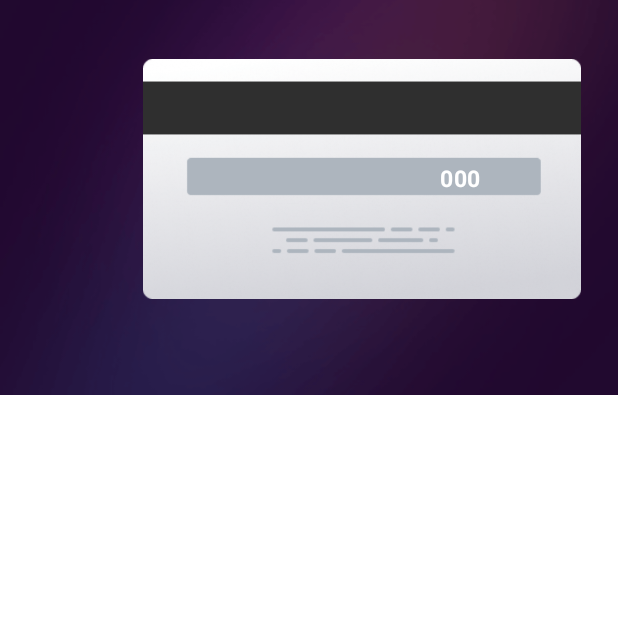
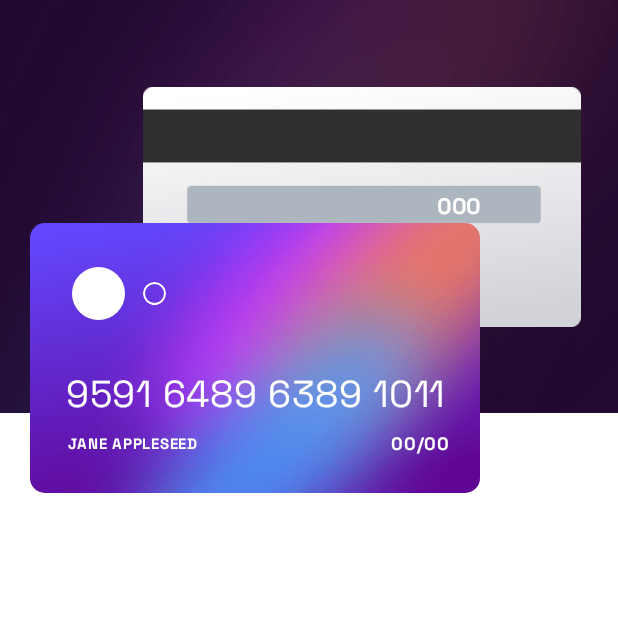
Before and after one commit to maykon3/my-bank, an Android app built with Jetpack Compose: the screen it shows after launch (MainActivity), on a phone screen of 412 x 824 dp, the top half of it. Run offline under Robolectric (Android 15) with nearby library versions, the phone set to English and light mode, and no system bars.

Commit message:
style: criação do cartão parte da frente, e adição de font

```diff
--- a/app/src/main/java/com/example/mybank/MainActivity.kt
+++ b/app/src/main/java/com/example/mybank/MainActivity.kt
@@ -5,31 +5,41 @@ import android.text.Layout
 import androidx.activity.ComponentActivity
 import androidx.activity.compose.setContent
 import androidx.activity.enableEdgeToEdge
+import androidx.compose.foundation.BorderStroke
 import androidx.compose.foundation.background
 import androidx.compose.foundation.layout.Arrangement
 import androidx.compose.foundation.layout.Box
 import androidx.compose.foundation.layout.Column
+import androidx.compose.foundation.layout.Row
+import androidx.compose.foundation.layout.Spacer
 import androidx.compose.foundation.layout.fillMaxSize
 import androidx.compose.foundation.layout.fillMaxWidth
 import androidx.compose.foundation.layout.height
+import androidx.compose.foundation.layout.offset
 import androidx.compose.foundation.layout.padding
 import androidx.compose.foundation.layout.size
 import androidx.compose.foundation.layout.width
+import androidx.compose.foundation.layout.widthIn
+import androidx.compose.foundation.shape.RoundedCornerShape
 import androidx.compose.material3.Card
+import androidx.compose.material3.CardDefaults
 import androidx.compose.material3.Scaffold
 import androidx.compose.material3.Text
 import androidx.compose.runtime.Composable
 import androidx.compose.ui.Alignment
 import androidx.compose.ui.Modifier
+import androidx.compose.ui.draw.clip
 import androidx.compose.ui.draw.paint
 import androidx.compose.ui.graphics.Color
 import androidx.compose.ui.layout.ContentScale
 import androidx.compose.ui.res.painterResource
 import androidx.compose.ui.text.font.FontWeight
+import androidx.compose.ui.text.style.TextAlign
 import androidx.compose.ui.tooling.preview.Preview
 import androidx.compose.ui.unit.dp
 import androidx.compose.ui.unit.sp
 import com.example.mybank.ui.theme.MyBankTheme
+import com.example.mybank.ui.theme.spaceFont
 
 class MainActivity : ComponentActivity() {
     override fun onCreate(savedInstanceState: Bundle?) {
@@ -55,44 +65,142 @@ fun Inicio() {
         Box(
             modifier = Modifier
                 .fillMaxWidth()
+                .height(275.dp)
                 .paint(
                     painterResource(id = R.drawable.bg_main_mobile),
                     contentScale = ContentScale.Crop
-                    )
+                )
 
         ) {
-            Box (
+            Box(
                 modifier = Modifier
                     .align(Alignment.Center)
                     .padding(start = 70.dp)
-                    .padding(bottom = 25.dp)
                     .size(160.dp)
                     .paint(
                         painterResource(id = R.drawable.bg_card_back),
                         contentScale = ContentScale.Crop
                     )
 
-            ){
+            ) {
                 Text(
                     "000",
                     fontSize = 15.sp,
                     color = Color.White,
+                    fontFamily = spaceFont,
                     fontWeight = FontWeight.Bold,
                     modifier = Modifier
                         .align(Alignment.CenterEnd)
                 )
+            }
+            Box(
+                modifier = Modifier
+                    .align(Alignment.BottomStart)
+                    .padding(start = 20.dp)
+                    .offset(y = 53.dp)
 
-            }
 
-            Card (){
-
+            ){
+                CardFront(name = "Jane Appleseed", cardNumber = "9591 6489 6389 1011", expDate = "00/00")
             }
 
         }
 
     }
+}
+
+@Composable
+fun CardFront(cardNumber : String, name : String,  expDate : String) {
+        Box(
+            modifier = Modifier
+                .width(300.dp)
+                .height(180.dp)
+                .clip(shape = RoundedCornerShape(10.dp))
+                .paint(
+                    painterResource(id = R.drawable.bg_card_front),
+                    contentScale = ContentScale.Crop
+                ),
+            contentAlignment = Alignment.Center
+        ) {
+            Column(
+                Modifier.widthIn(100.dp , 300.dp)
+
+            ) {
+                Row(
+                    verticalAlignment = Alignment.CenterVertically,
+                    modifier = Modifier.padding(8.dp)
+
+                ) {
+                    Card(
+                        modifier = Modifier
+                            .size(35.dp)
+                            .clip(shape = RoundedCornerShape(50.dp)),
+                        colors = CardDefaults.cardColors(Color.White)
+                    ) {}
+
+                    Spacer(modifier = Modifier.width(12.dp))
+
+                    Card(
+                        modifier = Modifier
+                            .size(15.dp)
+                            .clip(shape = RoundedCornerShape(50.dp)),
+                        colors = CardDefaults.cardColors(Color.Transparent),
+                        border = BorderStroke(1.3.dp, Color.White)
+
+                    ) {}
+
+                }
+
+                Spacer(modifier = Modifier.padding(top = 25.dp))
+
+                Text(
+                    cardNumber,
+                    fontSize = 25.sp,
+                    fontFamily = spaceFont,
+                    color = Color.White,
+                    textAlign = TextAlign.Center,
+                    modifier = Modifier.align(Alignment.CenterHorizontally)
+                )
+
+                Spacer(modifier = Modifier.padding(top = 5.dp))
+
+                Row(
+                    modifier = Modifier.width(260.dp).padding(start = 5.dp),
+                    verticalAlignment = Alignment.CenterVertically,
+                    horizontalArrangement = Arrangement.SpaceBetween,
+
+                ){
+                    Text(
+                        name.uppercase(),
+                        fontSize = 10.sp,
+                        fontFamily = spaceFont,
+                        fontWeight = FontWeight.Bold,
+                        color = Color.White,
+                    )
+                    Text(
+                        expDate,
+                        fontSize = 12.sp,
+                        fontFamily = spaceFont,
+                        fontWeight = FontWeight.Bold,
+                        color = Color.White,
+                    )
+
+                }
+
+            }
+        }
+
 
 }
+
+@Preview
+@Composable
+fun Preview() {
+    MyBankTheme {
+        CardFront(name = "Jane Appleseed", cardNumber = "9591 6489 6389 1011", expDate = "00/00")
+    }
+}
+
 
 @Preview(showBackground = true)
 @Composable
--- a/app/src/main/java/com/example/mybank/ui/theme/Type.kt
+++ b/app/src/main/java/com/example/mybank/ui/theme/Type.kt
@@ -2,9 +2,11 @@ package com.example.mybank.ui.theme
 
 import androidx.compose.material3.Typography
 import androidx.compose.ui.text.TextStyle
+import androidx.compose.ui.text.font.Font
 import androidx.compose.ui.text.font.FontFamily
 import androidx.compose.ui.text.font.FontWeight
 import androidx.compose.ui.unit.sp
+import com.example.mybank.R
 
 // Set of Material typography styles to start with
 val Typography = Typography(
@@ -32,3 +34,11 @@ val Typography = Typography(
     )
     */
 )
+
+val spaceFont = FontFamily(
+    Font(R.font.spacegrotesk_regular, FontWeight.Normal),
+    Font(R.font.spacegrotesk_bold, FontWeight.Bold),
+    Font(R.font.spacegrotesk_semibold, FontWeight.SemiBold),
+    Font(R.font.spacegrotesk_medium, FontWeight.Medium),
+    Font(R.font.spacegrotesk_light, FontWeight.Light)
+)
```
Also changed, not shown: app/src/main/res/drawable/bg_card_front.png (added), app/src/main/res/font/spacegrotesk_bold.ttf (added), app/src/main/res/font/spacegrotesk_light.ttf (added), app/src/main/res/font/spacegrotesk_medium.ttf (added), app/src/main/res/font/spacegrotesk_regular.ttf (added), app/src/main/res/font/spacegrotesk_semibold.ttf (added).
